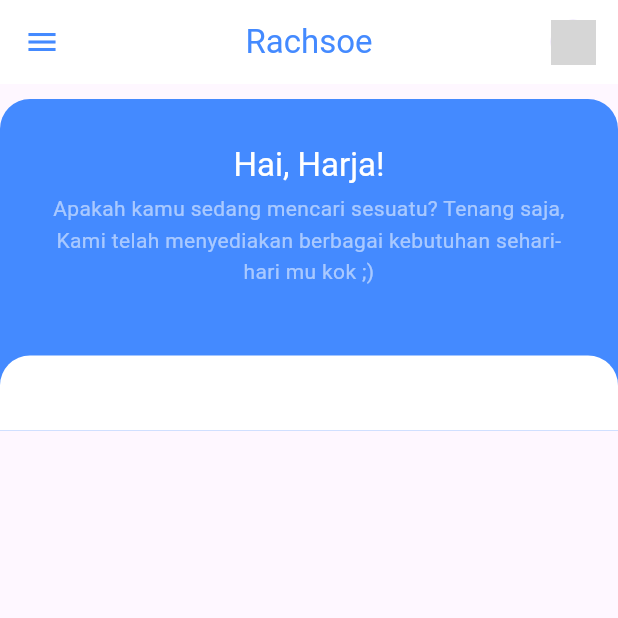
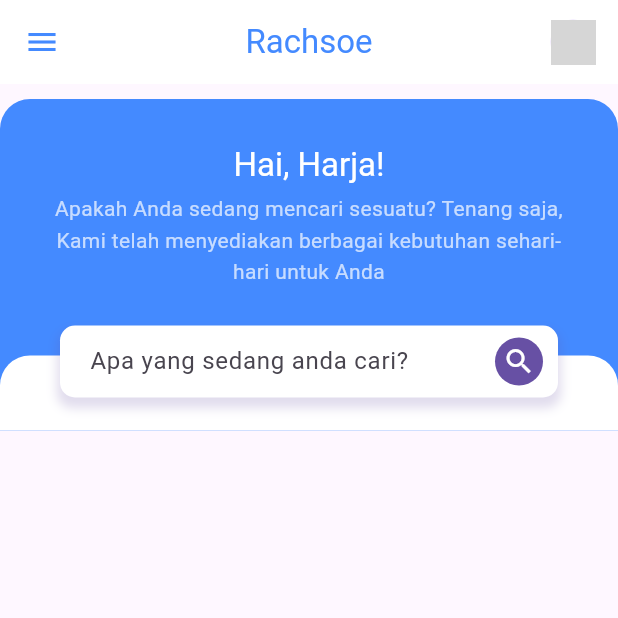
Before and after one commit to rachmadsuharja/flutter_basic_app, a Flutter app: the screen it shows after launch, on a phone screen of 412 x 824 dp, the top half of it. Run offline on Flutter 3.47's test engine with Material 2 defaults, Android fonts, the phone set to English and light mode, and no system bars; grey boxes are pictures that could not be loaded.

Commit message:
Home
+ Added home header
+ Added home search

```diff
--- a/lib/screens/home/home.dart
+++ b/lib/screens/home/home.dart
@@ -45,9 +45,9 @@ class Home extends StatelessWidget {
             const Padding(
               padding: EdgeInsets.symmetric(horizontal: 30, vertical: 5),
               child: Text(
-                'Apakah kamu sedang mencari sesuatu? Tenang saja, Kami telah menyediakan berbagai kebutuhan sehari-hari mu kok ;)',
+                'Apakah Anda sedang mencari sesuatu? Tenang saja, Kami telah menyediakan berbagai kebutuhan sehari-hari untuk Anda',
                 style: TextStyle(
-                  color: Colors.white54,
+                  color: Colors.white70,
                   height: 1.5,
                 ),
                 textAlign: TextAlign.center,
@@ -63,6 +63,47 @@ class Home extends StatelessWidget {
                       topLeft: Radius.circular(20))),
             ),
           ]),
+        ),
+        Transform.translate(
+          offset: const Offset(0, -70),
+          child: Container(
+            margin: const EdgeInsets.symmetric(horizontal: 40),
+            decoration: BoxDecoration(
+              color: Colors.white,
+              borderRadius: BorderRadius.circular(10),
+              boxShadow: [
+                BoxShadow(
+                    offset: const Offset(0, 5),
+                    color: Theme.of(context).primaryColor.withOpacity(.2),
+                    spreadRadius: 2,
+                    blurRadius: 5),
+              ],
+            ),
+            child: Row(
+              children: [
+                const Expanded(
+                    child: TextField(
+                  decoration: InputDecoration(
+                    hintText: 'Apa yang sedang anda cari?',
+                    border: InputBorder.none,
+                    contentPadding: EdgeInsets.symmetric(horizontal: 20),
+                  ),
+                )),
+                Container(
+                  padding: const EdgeInsets.all(5),
+                  margin: const EdgeInsets.only(right: 10),
+                  decoration: BoxDecoration(
+                      color: Theme.of(context).primaryColor,
+                      shape: BoxShape.circle),
+                  child: const Icon(
+                    Icons.search,
+                    color: Colors.white,
+                    size: 22,
+                  ),
+                ),
+              ],
+            ),
+          ),
         )
       ]),
     );
```
